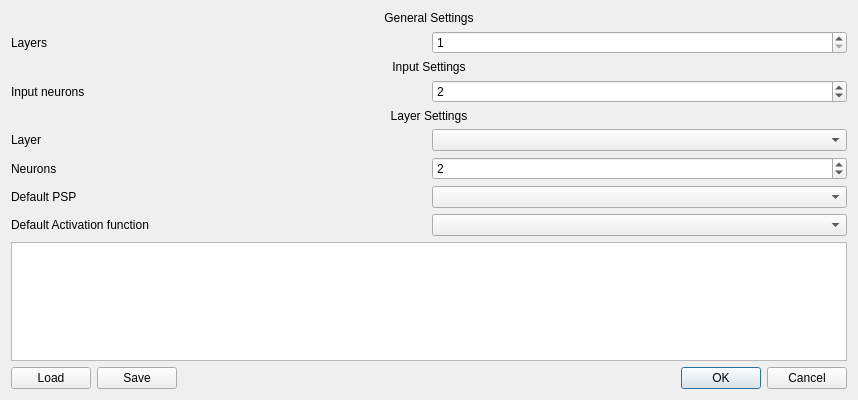
Before: the Qt Designer form NeuralNetwork/pl/edu/agh/neural/gui/creator/NetworkCreatorUi.ui in Pharisaeus/Neural, drawn with Qt 5.
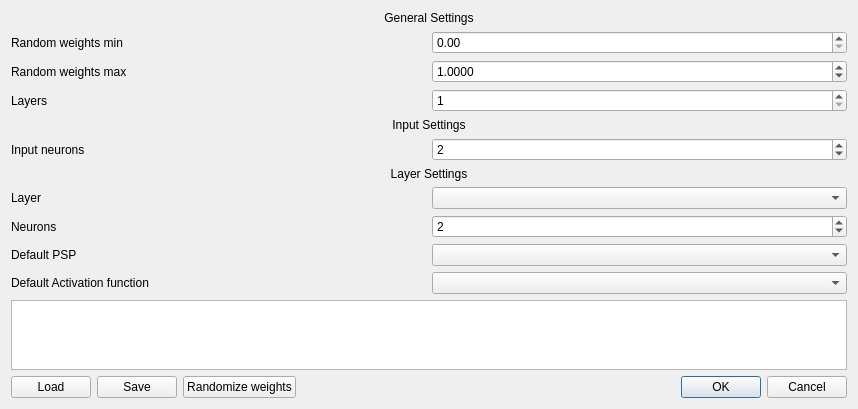
After: the same form once the commit is applied.

Commit message: ranges of random weights can now be selected by user weights can be randomized by a single click neuron response is buffered when calculate_reponse() is called and used when get_response() is called

The edit to the form file:
```diff
--- a/NeuralNetwork/pl/edu/agh/neural/gui/creator/NetworkCreatorUi.ui
+++ b/NeuralNetwork/pl/edu/agh/neural/gui/creator/NetworkCreatorUi.ui
@@ -16,6 +16,25 @@
   <layout class="QVBoxLayout" name="verticalLayout">
    <item>
     <layout class="QGridLayout" name="gridLayout_2">
+     <item row="4" column="1">
+      <widget class="QDoubleSpinBox" name="maxWeights">
+       <property name="decimals">
+        <number>4</number>
+       </property>
+       <property name="minimum">
+        <double>-100.000000000000000</double>
+       </property>
+       <property name="maximum">
+        <double>100.000000000000000</double>
+       </property>
+       <property name="singleStep">
+        <double>0.500000000000000</double>
+       </property>
+       <property name="value">
+        <double>1.000000000000000</double>
+       </property>
+      </widget>
+     </item>
      <item row="0" column="0" colspan="2">
       <widget class="QLabel" name="label_2">
        <property name="text">
@@ -29,14 +48,14 @@
        </property>
       </widget>
      </item>
-     <item row="1" column="0">
+     <item row="6" column="0">
       <widget class="QLabel" name="label">
        <property name="text">
         <string>Layers</string>
        </property>
       </widget>
      </item>
-     <item row="1" column="1">
+     <item row="6" column="1">
       <widget class="QSpinBox" name="layersEdit">
        <property name="minimum">
         <number>1</number>
@@ -49,6 +68,23 @@
        </property>
       </widget>
      </item>
+     <item row="4" column="0">
+      <widget class="QLabel" name="label_7">
+       <property name="text">
+        <string>Random weights max</string>
+       </property>
+      </widget>
+     </item>
+     <item row="3" column="1">
+      <widget class="QDoubleSpinBox" name="minWeights"/>
+     </item>
+     <item row="3" column="0">
+      <widget class="QLabel" name="label_6">
+       <property name="text">
+        <string>Random weights min</string>
+       </property>
+      </widget>
+     </item>
     </layout>
    </item>
    <item>
@@ -188,6 +224,13 @@
        </item>
       </layout>
      </item>
+     <item>
+      <widget class="QPushButton" name="randomizeWeightsButton">
+       <property name="text">
+        <string>Randomize weights</string>
+       </property>
+      </widget>
+     </item>
      <item>
       <spacer name="horizontalSpacer">
        <property name="orientation">
```
Left out of the diff: 2 changed lines with no effect on the pictures. The commit also changes 10 other files.
